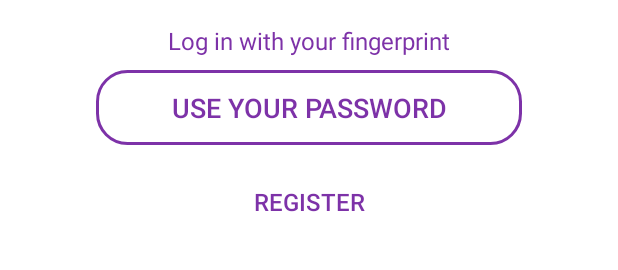
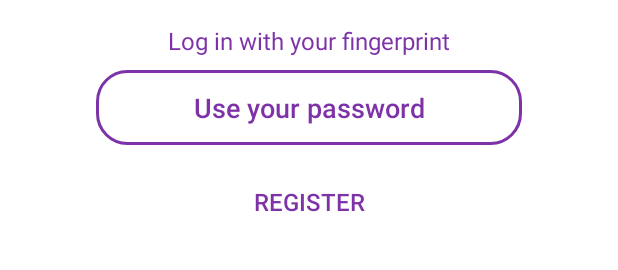
Before and after one commit to Ashrahx/Iundex, an Android app: the layout activity_main.xml on its own in the app's theme, with its tools: preview values and no code run, on a phone screen of 412 x 824 dp. Shown: the part 714-984 px from the top of the screen. Run offline under Robolectric (Android 15) with nearby library versions, the phone set to English and light mode, and no system bars.

```diff
--- a/app/src/main/res/layout/activity_main.xml
+++ b/app/src/main/res/layout/activity_main.xml
@@ -46,7 +46,7 @@
         android:scaleType="centerCrop"
         android:textSize="18sp" />
 
-    <Button
+    <EditText
         android:layout_width="match_parent"
         android:layout_height="50dp"
         android:layout_below="@id/logo"
@@ -59,8 +59,9 @@
         android:fontFamily="sans-serif-medium"
         android:foreground="?android:attr/selectableItemBackgroundBorderless"
         android:gravity="center"
-        android:text="@string/option"
-        android:textColor="@color/purple"
+        android:hint="@string/option"
+        android:textColorHint="@color/purple"
+        android:inputType="textPassword"
         android:textSize="18sp" />
 
     <ImageView
```
